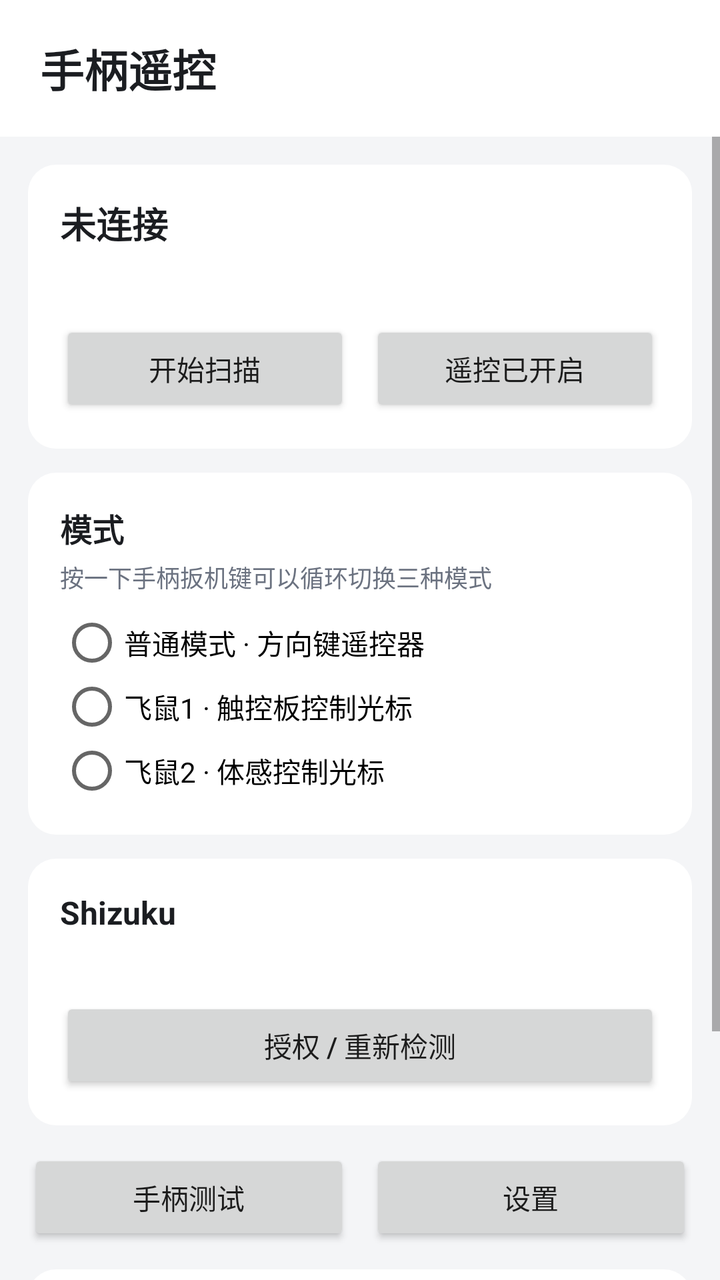
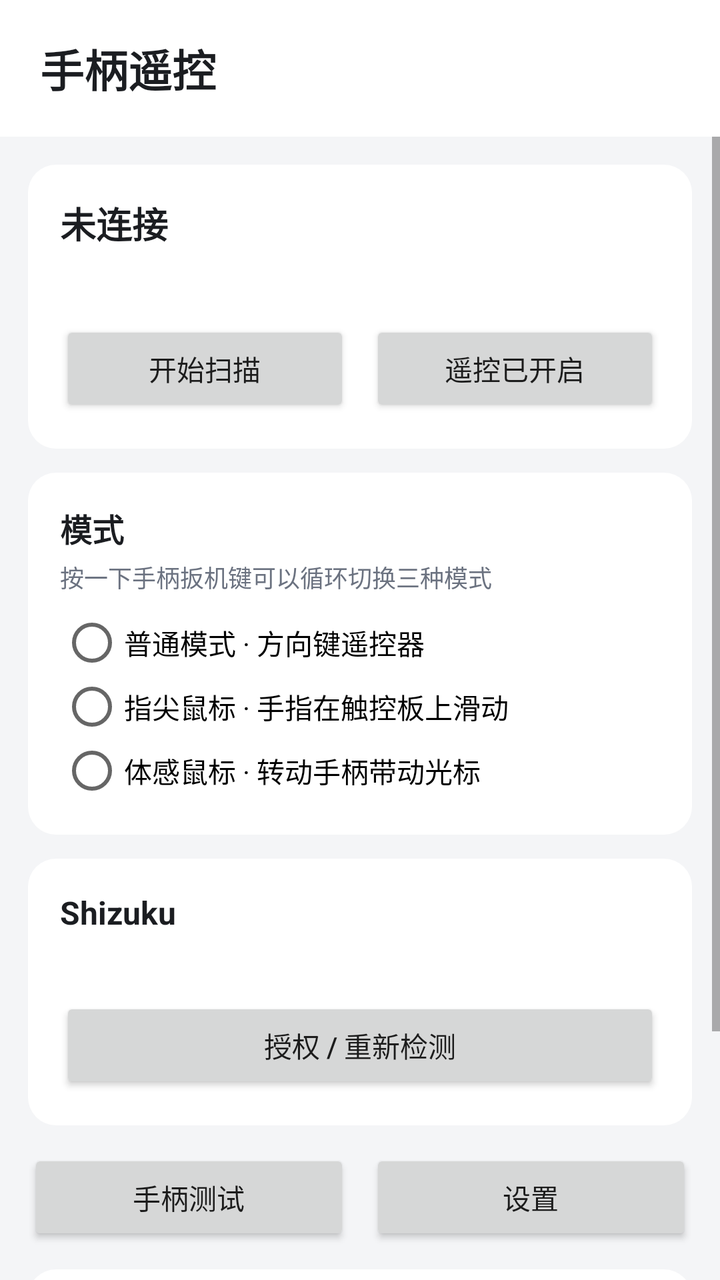

The first picture is an Android layout as it rendered before a commit; the second is the same layout after the commit. The layout source and the unified diff follow.
<!-- AndroidManifest.xml: application theme android:Theme.Material.Light -->
<!-- res/layout/activity_main.xml -->
<?xml version="1.0" encoding="utf-8"?>
<LinearLayout xmlns:android="http://schemas.android.com/apk/res/android"
    android:layout_width="match_parent"
    android:layout_height="match_parent"
    android:background="@color/light_bg"
    android:fitsSystemWindows="true"
    android:orientation="vertical">

    <TextView
        android:layout_width="match_parent"
        android:layout_height="wrap_content"
        android:background="@color/light_card"
        android:paddingStart="20dp"
        android:paddingTop="18dp"
        android:paddingEnd="20dp"
        android:paddingBottom="18dp"
        android:text="@string/app_name"
        android:textColor="@color/light_text"
        android:textSize="22sp"
        android:textStyle="bold" />

    <ScrollView
        android:layout_width="match_parent"
        android:layout_height="0dp"
        android:layout_weight="1">

        <LinearLayout
            android:layout_width="match_parent"
            android:layout_height="wrap_content"
            android:orientation="vertical"
            android:padding="14dp">

            <LinearLayout
                android:layout_width="match_parent"
                android:layout_height="wrap_content"
                android:background="@drawable/card_background"
                android:orientation="vertical"
                android:padding="16dp">

                <TextView
                    android:id="@+id/stateText"
                    android:layout_width="match_parent"
                    android:layout_height="wrap_content"
                    android:text="未连接"
                    android:textColor="@color/light_text"
                    android:textSize="18sp"
                    android:textStyle="bold" />

                <TextView
                    android:id="@+id/deviceText"
                    android:layout_width="match_parent"
                    android:layout_height="wrap_content"
                    android:layout_marginTop="6dp"
                    android:textColor="@color/light_text_dim"
                    android:textSize="13sp" />

                <LinearLayout
                    android:layout_width="match_parent"
                    android:layout_height="wrap_content"
                    android:layout_marginTop="12dp"
                    android:orientation="horizontal">

                    <Button
                        android:id="@+id/scanButton"
                        android:layout_width="0dp"
                        android:layout_height="wrap_content"
                        android:layout_weight="1"
                        android:text="开始扫描" />

                    <Button
                        android:id="@+id/remoteSwitchButton"
                        android:layout_width="0dp"
                        android:layout_height="wrap_content"
                        android:layout_marginStart="10dp"
                        android:layout_weight="1"
                        android:text="遥控已开启" />
                </LinearLayout>
            </LinearLayout>

            <LinearLayout
                android:layout_width="match_parent"
                android:layout_height="wrap_content"
                android:layout_marginTop="12dp"
                android:background="@drawable/card_background"
                android:orientation="vertical"
                android:padding="16dp">

                <TextView
                    android:layout_width="match_parent"
                    android:layout_height="wrap_content"
                    android:text="模式"
                    android:textColor="@color/light_text"
                    android:textSize="16sp"
                    android:textStyle="bold" />

                <TextView
                    android:layout_width="match_parent"
                    android:layout_height="wrap_content"
                    android:layout_marginTop="4dp"
                    android:text="按一下手柄扳机键可以循环切换三种模式"
                    android:textColor="@color/light_text_dim"
                    android:textSize="12sp" />

                <RadioGroup
                    android:id="@+id/modeGroup"
                    android:layout_width="match_parent"
                    android:layout_height="wrap_content"
                    android:layout_marginTop="8dp"
                    android:orientation="vertical">

                    <RadioButton
                        android:id="@+id/modeNormal"
                        android:layout_width="match_parent"
                        android:layout_height="wrap_content"
                        android:text="普通模式 · 方向键遥控器" />

                    <RadioButton
                        android:id="@+id/modeFlyTouch"
                        android:layout_width="match_parent"
                        android:layout_height="wrap_content"
                        android:text="飞鼠1 · 触控板控制光标" />

                    <RadioButton
                        android:id="@+id/modeFlyMotion"
                        android:layout_width="match_parent"
                        android:layout_height="wrap_content"
                        android:text="飞鼠2 · 体感控制光标" />
                </RadioGroup>
            </LinearLayout>

            <LinearLayout
                android:layout_width="match_parent"
                android:layout_height="wrap_content"
                android:layout_marginTop="12dp"
                android:background="@drawable/card_background"
                android:orientation="vertical"
                android:padding="16dp">

                <TextView
                    android:layout_width="match_parent"
                    android:layout_height="wrap_content"
                    android:text="Shizuku"
                    android:textColor="@color/light_text"
                    android:textSize="16sp"
                    android:textStyle="bold" />

                <TextView
                    android:id="@+id/shizukuText"
                    android:layout_width="match_parent"
                    android:layout_height="wrap_content"
                    android:layout_marginTop="6dp"
                    android:textColor="@color/light_text_dim"
                    android:textSize="13sp" />

                <Button
                    android:id="@+id/shizukuButton"
                    android:layout_width="match_parent"
                    android:layout_height="wrap_content"
                    android:layout_marginTop="8dp"
                    android:text="授权 / 重新检测" />
            </LinearLayout>

            <LinearLayout
                android:layout_width="match_parent"
                android:layout_height="wrap_content"
                android:layout_marginTop="12dp"
                android:orientation="horizontal">

                <Button
                    android:id="@+id/testButton"
                    android:layout_width="0dp"
                    android:layout_height="wrap_content"
                    android:layout_weight="1"
                    android:text="手柄测试" />

                <Button
                    android:id="@+id/settingsButton"
                    android:layout_width="0dp"
                    android:layout_height="wrap_content"
                    android:layout_marginStart="10dp"
                    android:layout_weight="1"
                    android:text="设置" />
            </LinearLayout>

            <ScrollView
                android:id="@+id/deviceScroll"
                android:layout_width="match_parent"
                android:layout_height="150dp"
                android:layout_marginTop="12dp"
                android:background="@drawable/card_background">

                <LinearLayout
                    android:id="@+id/deviceList"
                    android:layout_width="match_parent"
                    android:layout_height="wrap_content"
                    android:orientation="vertical"
                    android:padding="8dp" />
            </ScrollView>
        </LinearLayout>
    </ScrollView>
</LinearLayout>
<!-- resources referenced by this layout -->
<resources>
  <color name="light_bg">#FFF4F5F7</color>
  <color name="light_card">#FFFFFFFF</color>
  <color name="light_text">#FF1B1D21</color>
  <color name="light_text_dim">#FF6B7280</color>
  <!-- drawable card_background (drawable) -->
  <?xml version="1.0" encoding="utf-8"?>
  <shape xmlns:android="http://schemas.android.com/apk/res/android"
      android:shape="rectangle">
      <solid android:color="@color/light_card" />
      <corners android:radius="14dp" />
  </shape>
  <string name="app_name">手柄遥控</string>
</resources>

<!-- the commit's change to res/layout/activity_main.xml (unified diff, before → after) -->
@@ -118,13 +118,13 @@
                         android:id="@+id/modeFlyTouch"
                         android:layout_width="match_parent"
                         android:layout_height="wrap_content"
-                        android:text="飞鼠1 · 触控板控制光标" />
+                        android:text="指尖鼠标 · 手指在触控板上滑动" />
 
                     <RadioButton
                         android:id="@+id/modeFlyMotion"
                         android:layout_width="match_parent"
                         android:layout_height="wrap_content"
-                        android:text="飞鼠2 · 体感控制光标" />
+                        android:text="体感鼠标 · 转动手柄带动光标" />
                 </RadioGroup>
             </LinearLayout>
 
